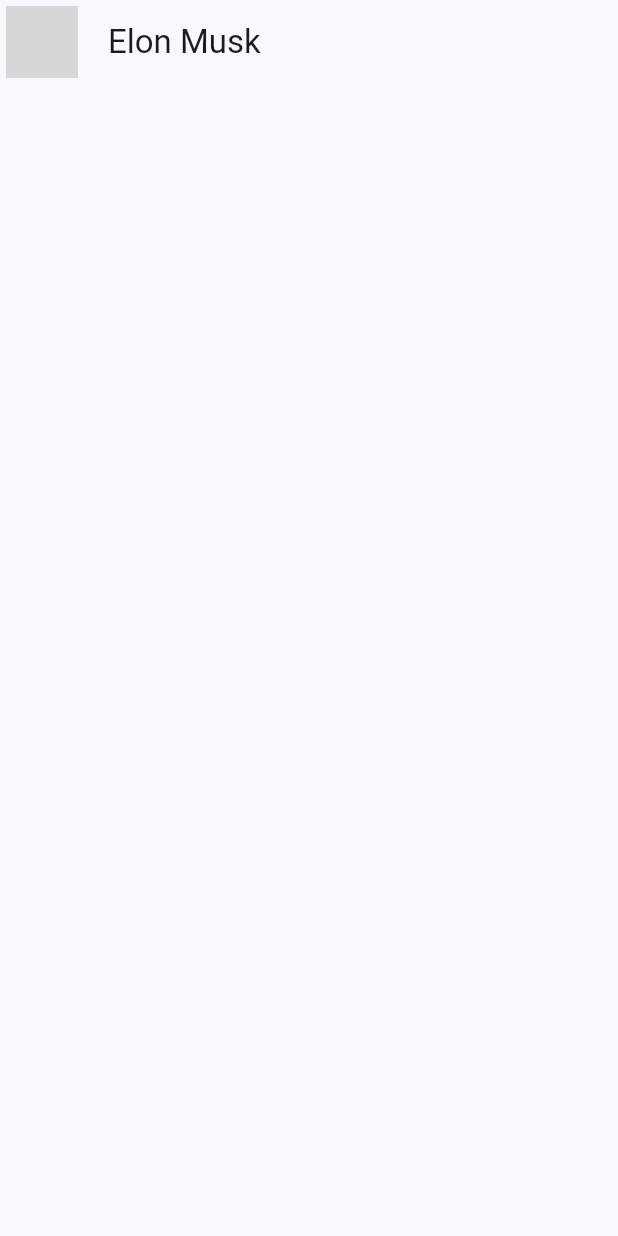
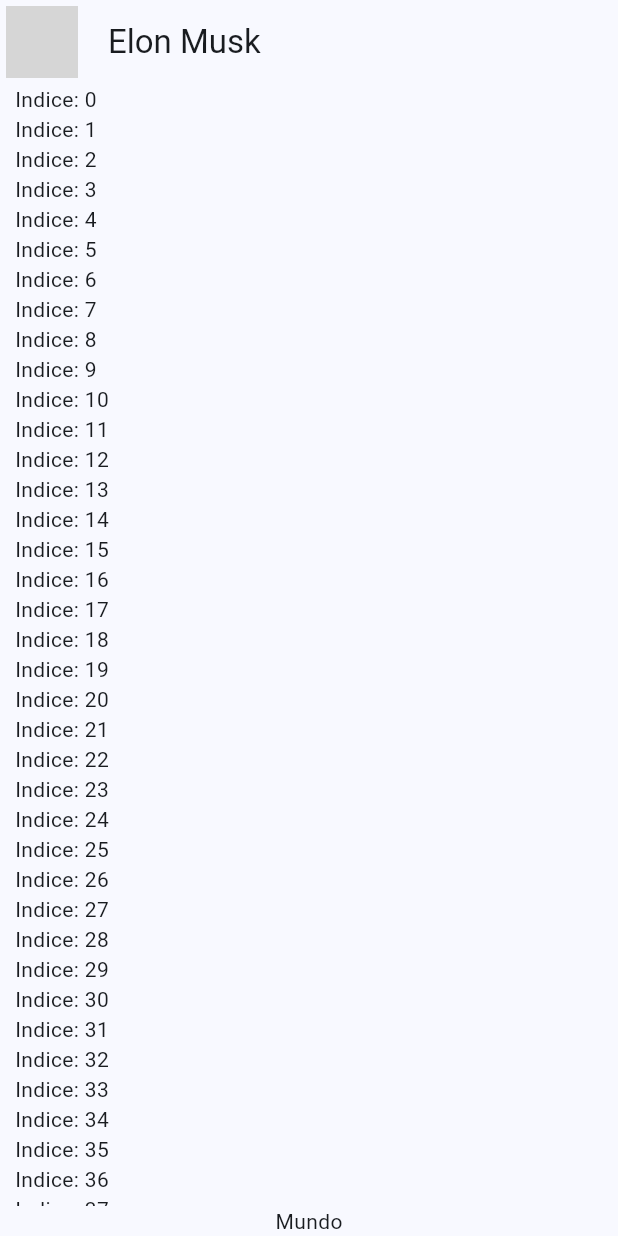
Before and after one commit to rocatoro18/chat_app, a Flutter app: the screen it shows after launch, on a phone screen of 412 x 824 dp. Run offline on Flutter 3.47's test engine with Material 3 defaults, Android fonts, the phone set to English and light mode, and no system bars; network calls fail; grey boxes are pictures that could not be loaded.

```diff
--- a/lib/presentation/chat/chat_screen.dart
+++ b/lib/presentation/chat/chat_screen.dart
@@ -16,6 +16,30 @@ class ChatScreen extends StatelessWidget {
         title: const Text('Elon Musk'),
         centerTitle: false,
       ),
+      body: _ChatView(),
     );
   }
 }
+
+class _ChatView extends StatelessWidget {
+  @override
+  Widget build(BuildContext context) {
+    return SafeArea(
+      child: Padding(
+        padding: const EdgeInsets.symmetric(horizontal: 10),
+        child: Column(
+          children: [
+            Expanded(
+                child: ListView.builder(
+              itemCount: 100,
+              itemBuilder: (context, index) {
+                return Text('Indice: $index');
+              },
+            )),
+            Text('Mundo')
+          ],
+        ),
+      ),
+    );
+  }
+}
```
